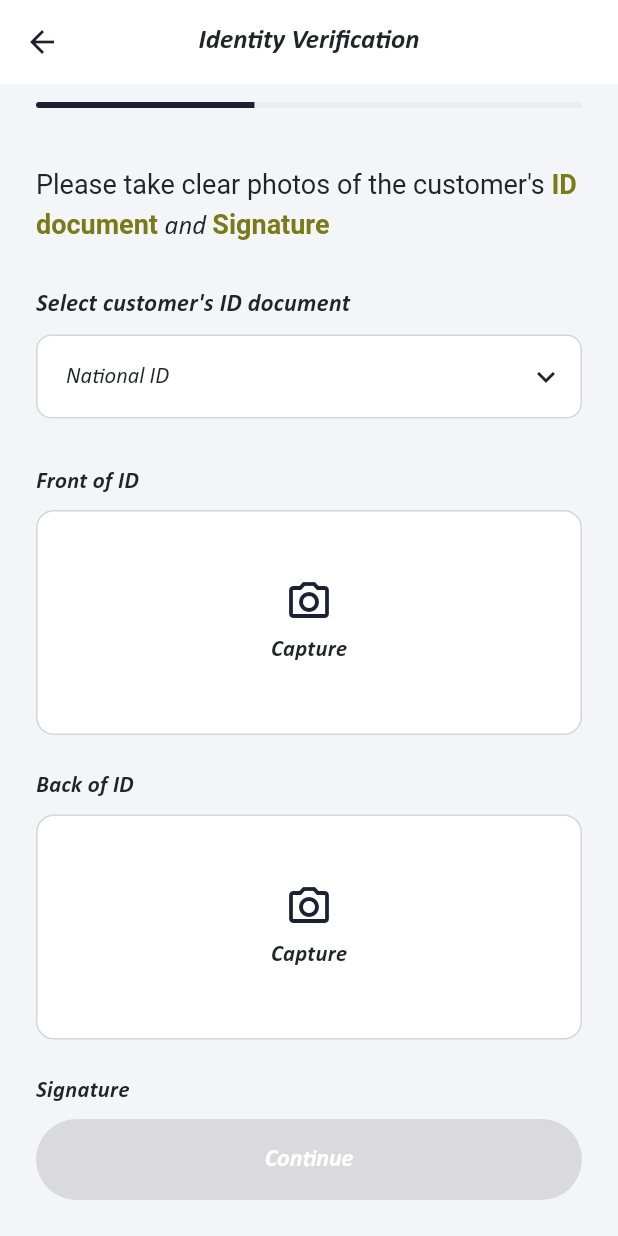
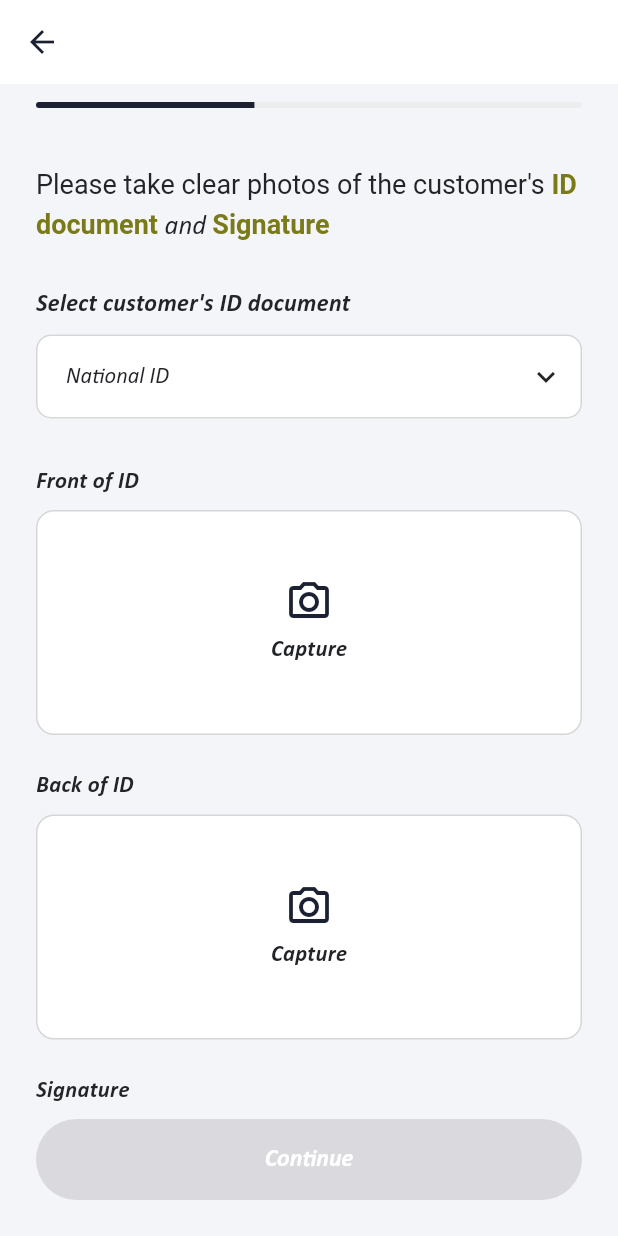
Before and after one commit to Onesso/agent_app_sedian, a Flutter app: the IdentityVerificationScreen screen opened by its route, on a phone screen of 412 x 824 dp. Run offline on Flutter 3.47's test engine with Material 3 defaults, Android fonts, the phone set to English and light mode, and no system bars; our stand-ins replace camera; missing offline and left inert: phone_form_field; project files that could hold a hidden picture were left out.

Commit message:
updated UI screens

```diff
--- a/lib/main.dart
+++ b/lib/main.dart
@@ -3,7 +3,6 @@ import 'screens/splash_screen.dart';
 import 'screens/agent_login_screen.dart';
 import 'screens/dashboard_screen.dart';
 import 'screens/individual_account_screen.dart';
-import 'screens/account_requirements_screen.dart';
 import 'screens/account_registration_screen.dart';
 import 'screens/identity_verification_screen.dart';
 import 'screens/address_details_screen.dart';
--- a/lib/screens/identity_verification_screen.dart
+++ b/lib/screens/identity_verification_screen.dart
@@ -66,14 +66,7 @@ class _IdentityVerificationScreenState extends State<IdentityVerificationScreen>
           icon: const Icon(Icons.arrow_back, color: sidianNavy),
           onPressed: () => Navigator.pop(context),
         ),
-        title: const Text(
-          "Identity Verification",
-          style: TextStyle(
-            fontFamily: 'Calibri',
-            fontWeight: FontWeight.bold,
-            color: AppTheme.textPrimary,
-          ),
-        ),
+
       ),
       body: SafeArea(
         child: Column(
```
